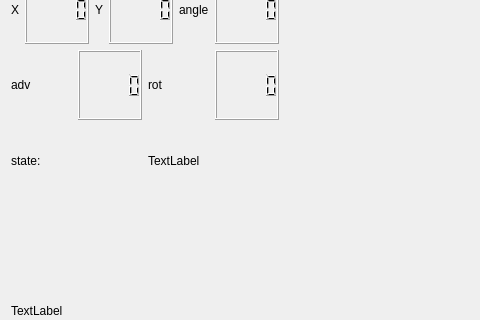
Before: the Qt Designer form Actividad4/src/mainUI.ui in FranMUex/Proyecto-Robotica-25-26-NFG, drawn with Qt 5; both pictures show x 0 to 480 and y 342 to 662 of the 1224 by 773 pixel window.
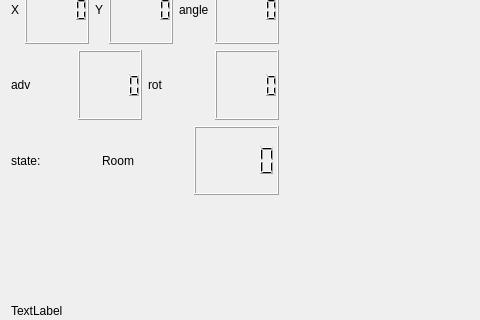
After: the same form once the commit is applied.

Commit message: Nuevos métodos de nominal_room.

The edit to the form file:
```diff
--- a/Actividad4/src/mainUI.ui
+++ b/Actividad4/src/mainUI.ui
@@ -178,10 +178,13 @@
              <item>
               <widget class="QLabel" name="label_state">
                <property name="text">
-                <string>TextLabel</string>
+                <string>Room</string>
                </property>
               </widget>
              </item>
+             <item>
+              <widget class="QLCDNumber" name="lcdNumber_room"/>
+             </item>
             </layout>
            </item>
           </layout>
```
The commit also changes 6 other files.
